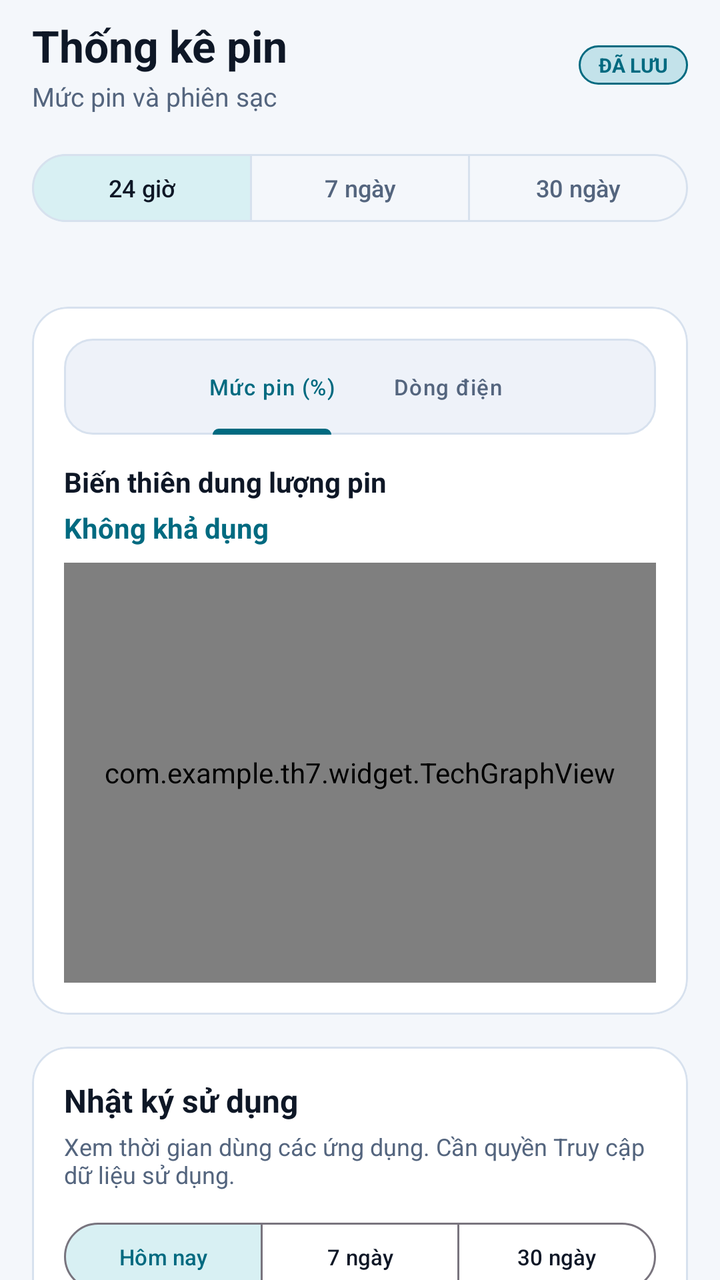
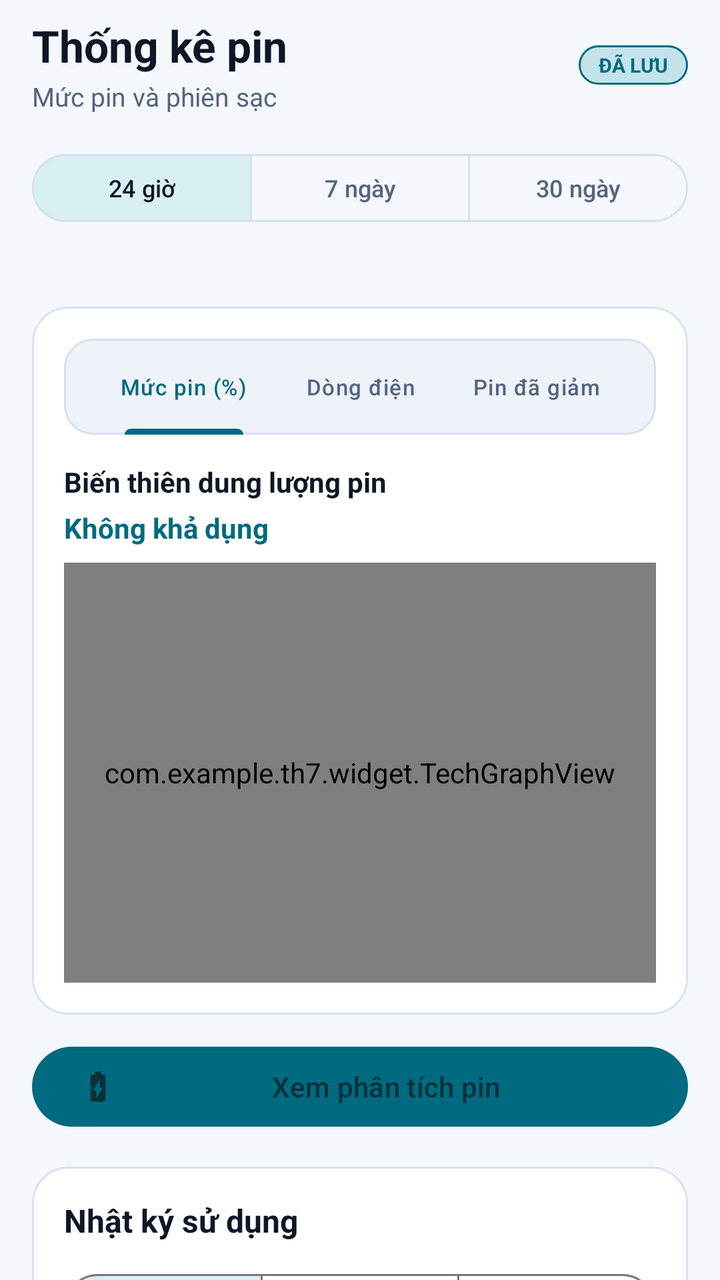

The first picture is an Android layout as it rendered before a commit; the second is the same layout after the commit. The layout source and the unified diff follow.
<!-- AndroidManifest.xml: application theme Theme.TH7 -->
<!-- res/layout/fragment_statistics.xml -->
<?xml version="1.0" encoding="utf-8"?>
<androidx.core.widget.NestedScrollView xmlns:android="http://schemas.android.com/apk/res/android" xmlns:app="http://schemas.android.com/apk/res-auto" android:layout_width="match_parent" android:layout_height="match_parent" android:background="@color/tech_bg" android:fillViewport="true">
  <LinearLayout android:layout_width="match_parent" android:layout_height="wrap_content" android:orientation="vertical" android:paddingStart="16dp" android:paddingTop="8dp" android:paddingEnd="16dp" android:paddingBottom="24dp">
    
    <LinearLayout android:layout_width="match_parent" android:layout_height="wrap_content" android:gravity="center_vertical" android:orientation="horizontal">
      <LinearLayout android:layout_width="0dp" android:layout_height="wrap_content" android:layout_weight="1" android:orientation="vertical">
        <TextView android:layout_width="wrap_content" android:layout_height="wrap_content" android:text="@string/stats_title" android:textColor="@color/tech_text_primary" android:textSize="22sp" android:textStyle="bold" />
        <TextView android:layout_width="wrap_content" android:layout_height="wrap_content" android:layout_marginTop="2dp" android:text="@string/stats_subtitle" android:textColor="@color/tech_text_secondary" android:textSize="13sp" />
      </LinearLayout>
      <TextView android:layout_width="wrap_content" android:layout_height="wrap_content" android:background="@drawable/bg_badge_demo" android:text="@string/stats_badge_saved" android:textColor="@color/tech_cyan" android:textSize="10sp" android:textStyle="bold" />
    </LinearLayout>
    
    <com.google.android.material.button.MaterialButtonToggleGroup android:id="@+id/toggleTimeRange" android:layout_width="match_parent" android:layout_height="wrap_content" android:layout_marginTop="16dp" app:checkedButton="@+id/btnRange24h" app:selectionRequired="true" app:singleSelection="true">
      <com.google.android.material.button.MaterialButton android:id="@+id/btnRange24h" style="@style/Widget.Material3.Button.OutlinedButton" android:layout_width="0dp" android:layout_height="42dp" android:layout_weight="1" android:text="@string/range_24h" android:textColor="@color/tech_text_primary" android:textSize="12sp" app:strokeColor="@color/tech_card_stroke" />
      <com.google.android.material.button.MaterialButton android:id="@+id/btnRange7d" style="@style/Widget.Material3.Button.OutlinedButton" android:layout_width="0dp" android:layout_height="42dp" android:layout_weight="1" android:text="@string/range_7d" android:textColor="@color/tech_text_secondary" android:textSize="12sp" app:strokeColor="@color/tech_card_stroke" />
      <com.google.android.material.button.MaterialButton android:id="@+id/btnRange30d" style="@style/Widget.Material3.Button.OutlinedButton" android:layout_width="0dp" android:layout_height="42dp" android:layout_weight="1" android:text="@string/range_30d" android:textColor="@color/tech_text_secondary" android:textSize="12sp" app:strokeColor="@color/tech_card_stroke" />
    </com.google.android.material.button.MaterialButtonToggleGroup>
    <TextView android:id="@+id/statsRangeCoverage" android:layout_width="match_parent" android:layout_height="wrap_content" android:layout_marginTop="6dp" android:textColor="@color/tech_text_muted" android:textSize="12sp" />
    
    <com.google.android.material.card.MaterialCardView style="@style/TechCard" android:layout_width="match_parent" android:layout_height="wrap_content" android:layout_marginTop="16dp">
      <LinearLayout android:layout_width="match_parent" android:layout_height="wrap_content" android:orientation="vertical" android:padding="16dp">
        
        <com.google.android.material.tabs.TabLayout android:id="@+id/tabLayoutMetrics" android:layout_width="match_parent" android:layout_height="wrap_content" android:minHeight="48dp" android:background="@drawable/bg_card_inner" app:tabGravity="center" app:tabIndicatorAnimationMode="elastic" app:tabIndicatorColor="@color/tech_cyan" app:tabMode="scrollable" app:tabSelectedTextColor="@color/tech_cyan" app:tabTextAppearance="@style/TextAppearance.Material3.LabelSmall" app:tabTextColor="@color/tech_text_secondary">
          <com.google.android.material.tabs.TabItem android:layout_width="wrap_content" android:layout_height="wrap_content" android:text="@string/tab_level" />
          
          <com.google.android.material.tabs.TabItem android:layout_width="wrap_content" android:layout_height="wrap_content" android:text="@string/tab_current" />
        </com.google.android.material.tabs.TabLayout>
        
        <LinearLayout android:layout_width="match_parent" android:layout_height="wrap_content" android:layout_marginTop="14dp" android:orientation="vertical">
          <TextView android:id="@+id/tvChartTitle" android:layout_width="match_parent" android:layout_height="wrap_content" android:text="Biến thiên dung lượng pin" android:textColor="@color/tech_text_primary" android:textSize="14sp" android:textStyle="bold" />
          <TextView android:id="@+id/tvCurrentMetricVal" android:layout_width="match_parent" android:layout_height="wrap_content" android:layout_marginTop="4dp" android:text="@string/value_unavailable" android:textColor="@color/tech_cyan" android:textSize="14sp" android:textStyle="bold" />
        </LinearLayout>
        
        <com.example.th7.widget.TechGraphView android:id="@+id/mainTechGraph" android:layout_width="match_parent" android:layout_height="210dp" android:layout_marginTop="8dp" />
      </LinearLayout>
    </com.google.android.material.card.MaterialCardView>
    
    <com.google.android.material.card.MaterialCardView style="@style/TechCard" android:layout_width="match_parent" android:layout_height="wrap_content" android:layout_marginTop="16dp">
      <LinearLayout android:layout_width="match_parent" android:layout_height="wrap_content" android:orientation="vertical" android:padding="16dp">
        <TextView android:layout_width="match_parent" android:layout_height="wrap_content" android:text="@string/usage_log_title" android:textColor="@color/tech_text_primary" android:textSize="16sp" android:textStyle="bold" />
        <TextView android:layout_width="match_parent" android:layout_height="wrap_content" android:layout_marginTop="4dp" android:text="@string/usage_log_description" android:textColor="@color/tech_text_secondary" android:textSize="12sp" />
        <com.google.android.material.button.MaterialButtonToggleGroup android:id="@+id/toggleUsageRange" android:layout_width="match_parent" android:layout_height="wrap_content" android:layout_marginTop="12dp" app:checkedButton="@+id/usageRangeToday" app:selectionRequired="true" app:singleSelection="true">
          <com.google.android.material.button.MaterialButton android:id="@+id/usageRangeToday" style="@style/Widget.Material3.Button.OutlinedButton" android:layout_width="0dp" android:layout_height="42dp" android:layout_weight="1" android:text="@string/usage_filter_today" android:textSize="11sp" />
          <com.google.android.material.button.MaterialButton android:id="@+id/usageRange7Days" style="@style/Widget.Material3.Button.OutlinedButton" android:layout_width="0dp" android:layout_height="42dp" android:layout_weight="1" android:text="@string/usage_filter_7_days" android:textSize="11sp" />
          <com.google.android.material.button.MaterialButton android:id="@+id/usageRange30Days" style="@style/Widget.Material3.Button.OutlinedButton" android:layout_width="0dp" android:layout_height="42dp" android:layout_weight="1" android:text="@string/usage_filter_30_days" android:textSize="11sp" />
        </com.google.android.material.button.MaterialButtonToggleGroup>
        <TextView android:id="@+id/usageTotal" android:layout_width="match_parent" android:layout_height="wrap_content" android:layout_marginTop="12dp" android:textColor="@color/tech_cyan" android:textSize="14sp" android:textStyle="bold" />
        <TextView android:layout_width="match_parent" android:layout_height="wrap_content" android:layout_marginTop="4dp" android:text="@string/usage_battery_unavailable" android:textColor="@color/tech_text_muted" android:textSize="12sp" />
        <TextView android:layout_width="match_parent" android:layout_height="wrap_content" android:layout_marginTop="4dp" android:text="@string/usage_privacy_note" android:textColor="@color/tech_text_muted" android:textSize="12sp" />
        <ProgressBar android:id="@+id/usageProgress" style="?android:attr/progressBarStyle" android:layout_width="wrap_content" android:layout_height="wrap_content" android:layout_gravity="center_horizontal" android:layout_marginTop="12dp" android:visibility="gone" />
        <TextView android:id="@+id/usageStatus" android:layout_width="match_parent" android:layout_height="wrap_content" android:layout_marginTop="8dp" android:gravity="center" android:textColor="@color/tech_text_secondary" android:textSize="13sp" android:visibility="gone" />
        <com.google.android.material.button.MaterialButton android:id="@+id/btnUsageAccess" style="@style/Widget.Material3.Button.OutlinedButton" android:layout_width="match_parent" android:layout_height="wrap_content" android:layout_marginTop="10dp" android:minHeight="44dp" android:text="@string/usage_access_button" android:textColor="@color/tech_cyan" android:visibility="gone" app:strokeColor="@color/tech_card_stroke" />
        <androidx.recyclerview.widget.RecyclerView android:id="@+id/appUsageList" android:layout_width="match_parent" android:layout_height="wrap_content" android:layout_marginTop="8dp" android:nestedScrollingEnabled="false" android:visibility="gone" />
      </LinearLayout>
    </com.google.android.material.card.MaterialCardView>
    
    <com.google.android.material.card.MaterialCardView style="@style/TechCard" android:layout_width="match_parent" android:layout_height="wrap_content" android:layout_marginTop="16dp">
      <LinearLayout android:layout_width="match_parent" android:layout_height="wrap_content" android:orientation="vertical" android:padding="16dp">
        <LinearLayout android:layout_width="match_parent" android:layout_height="wrap_content" android:gravity="center_vertical" android:orientation="horizontal">
          <TextView android:layout_width="0dp" android:layout_height="wrap_content" android:layout_weight="1" android:text="@string/recent_sessions_title" android:textColor="@color/tech_text_primary" android:textSize="15sp" android:textStyle="bold" />
          <TextView android:layout_width="wrap_content" android:layout_height="wrap_content" android:background="@drawable/bg_badge_demo" android:text="@string/stats_badge_recent" android:textColor="@color/tech_cyan" android:textSize="9sp" />
        </LinearLayout>
        
        <LinearLayout android:layout_width="match_parent" android:layout_height="wrap_content" android:layout_marginTop="12dp" android:background="@drawable/bg_card_inner" android:gravity="center_vertical" android:orientation="horizontal" android:padding="12dp">
          <ImageView android:layout_width="32dp" android:layout_height="32dp" android:background="@drawable/bg_badge_demo" android:padding="6dp" android:src="@drawable/ic_battery_bolt" app:tint="@color/tech_cyan" />
          <LinearLayout android:layout_width="0dp" android:layout_height="wrap_content" android:layout_marginStart="10dp" android:layout_weight="1" android:orientation="vertical">
            <TextView android:layout_width="wrap_content" android:layout_height="wrap_content" android:text="@string/stats_recent_empty_title" android:textColor="@color/tech_text_primary" android:textSize="13sp" android:textStyle="bold" />
            <TextView android:layout_width="wrap_content" android:layout_height="wrap_content" android:text="@string/stats_recent_empty_desc" android:textColor="@color/tech_text_secondary" android:textSize="11sp" />
          </LinearLayout>
          <TextView android:layout_width="wrap_content" android:layout_height="wrap_content" android:background="@drawable/bg_badge_green" android:text="@string/value_unavailable" android:textColor="@color/tech_green" android:textSize="11sp" android:textStyle="bold" />
        </LinearLayout>
        <com.google.android.material.button.MaterialButton android:id="@+id/btnViewAllHistory" android:layout_width="match_parent" android:layout_height="44dp" android:layout_marginTop="12dp" android:background="@drawable/bg_button_secondary" android:text="@string/btn_all_history" android:textColor="@color/tech_cyan" android:textSize="13sp" app:backgroundTint="@null" />
      </LinearLayout>
    </com.google.android.material.card.MaterialCardView>
  </LinearLayout>
</androidx.core.widget.NestedScrollView>
<!-- resources referenced by this layout -->
<resources>
  <color name="tech_bg">#F4F7FB</color>
  <color name="tech_card_stroke">#D7E1EE</color>
  <color name="tech_cyan">#006A80</color>
  <color name="tech_green">#087A43</color>
  <color name="tech_text_muted">#687693</color>
  <color name="tech_text_primary">#0E1726</color>
  <color name="tech_text_secondary">#54657E</color>
  <!-- drawable bg_card_inner (drawable) -->
  <?xml version="1.0" encoding="utf-8"?>
  <shape xmlns:android="http://schemas.android.com/apk/res/android"
      android:shape="rectangle">
      <solid android:color="@color/tech_bg_card_secondary" />
      <stroke
          android:width="1dp"
          android:color="@color/tech_card_stroke" />
      <corners android:radius="14dp" />
  </shape>
  <!-- drawable ic_battery_bolt (drawable) -->
  <vector xmlns:android="http://schemas.android.com/apk/res/android"
      android:width="24dp"
      android:height="24dp"
      android:viewportWidth="24"
      android:viewportHeight="24">
      <path
          android:fillColor="@color/tech_cyan"
          android:pathData="M15.67,4H14V2h-4v2H8.33C7.6,4 7,4.6 7,5.33v15.33C7,21.4 7.6,22 8.33,22h7.33c0.74,0 1.34,-0.6 1.34,-1.33V5.33C17,4.6 16.4,4 15.67,4zM11,20v-5.5H9L13,7v5.5h2L11,20z"/>
  </vector>
  <string name="btn_all_history">Xem toàn bộ lịch sử sạc</string>
  <string name="range_24h">24 giờ</string>
  <string name="range_30d">30 ngày</string>
  <string name="range_7d">7 ngày</string>
  <string name="recent_sessions_title">Phiên sạc gần đây</string>
  <string name="stats_badge_recent">GẦN ĐÂY</string>
  <string name="stats_badge_saved">ĐÃ LƯU</string>
  <string name="stats_recent_empty_desc">Lịch sử sạc sẽ hiện ở đây.</string>
  <string name="stats_recent_empty_title">Chưa có phiên sạc</string>
  <string name="stats_subtitle">Mức pin và phiên sạc</string>
  <string name="stats_title">Thống kê pin</string>
  <string name="tab_current">Dòng điện</string>
  <string name="tab_level">Mức pin (%)</string>
  <string name="usage_access_button">Mở cài đặt quyền sử dụng</string>
  <string name="usage_battery_unavailable">Chưa có dữ liệu pin theo ứng dụng.</string>
  <string name="usage_filter_30_days">30 ngày</string>
  <string name="usage_filter_7_days">7 ngày</string>
  <string name="usage_filter_today">Hôm nay</string>
  <string name="usage_log_description">Xem thời gian dùng các ứng dụng. Cần quyền Truy cập dữ liệu sử dụng.</string>
  <string name="usage_log_title">Nhật ký sử dụng</string>
  <string name="usage_privacy_note">Dữ liệu chỉ đọc trên thiết bị, không lưu hay gửi đi.</string>
  <string name="value_unavailable">Không khả dụng</string>
  <style name="TechCard" parent="Widget.Material3.CardView.Filled">
          <item name="cardBackgroundColor">@color/tech_bg_card</item>
          <item name="strokeColor">@color/tech_card_stroke</item>
          <item name="strokeWidth">@dimen/card_stroke_width</item>
          <item name="cardCornerRadius">@dimen/card_corner_radius</item>
          <item name="cardElevation">0dp</item>
      </style>
  <style name="Theme.TH7" parent="Base.Theme.TH7" />
  <color name="tech_cyan_glow">#33008CA6</color>
  <color name="tech_green_bg">#1A087A43</color>
  <color name="tech_bg_card_secondary">#EEF2F9</color>
  <color name="tech_card_stroke_glow">#B8C9DE</color>
  <color name="tech_bg_card">#FFFFFF</color>
  <dimen name="card_stroke_width">1dp</dimen>
  <dimen name="card_corner_radius">18dp</dimen>
  <color name="tech_button_text">#08313A</color>
  <color name="tech_selection_bg">#D8F0F3</color>
  <color name="tech_blue">#006A80</color>
  <color name="tech_bg_surface">#FFFFFF</color>
  <color name="tech_nav_bg">#FFFFFF</color>
  <!-- unchanged entries left out for length: 4 -->
</resources>

<!-- the commit's change to res/layout/fragment_statistics.xml (unified diff, before → after) -->
@@ -24,6 +24,7 @@
           <com.google.android.material.tabs.TabItem android:layout_width="wrap_content" android:layout_height="wrap_content" android:text="@string/tab_level" />
           
           <com.google.android.material.tabs.TabItem android:layout_width="wrap_content" android:layout_height="wrap_content" android:text="@string/tab_current" />
+          <com.google.android.material.tabs.TabItem android:layout_width="wrap_content" android:layout_height="wrap_content" android:text="@string/tab_battery_drop" />
         </com.google.android.material.tabs.TabLayout>
         
         <LinearLayout android:layout_width="match_parent" android:layout_height="wrap_content" android:layout_marginTop="14dp" android:orientation="vertical">
@@ -34,19 +35,25 @@
         <com.example.th7.widget.TechGraphView android:id="@+id/mainTechGraph" android:layout_width="match_parent" android:layout_height="210dp" android:layout_marginTop="8dp" />
       </LinearLayout>
     </com.google.android.material.card.MaterialCardView>
+    <com.google.android.material.button.MaterialButton
+      android:id="@+id/btnOpenBatteryAnalysis"
+      android:layout_width="match_parent"
+      android:layout_height="wrap_content"
+      android:layout_marginTop="12dp"
+      android:minHeight="48dp"
+      android:text="@string/stats_open_battery_analysis"
+      app:icon="@drawable/ic_battery_bolt" />
     
     <com.google.android.material.card.MaterialCardView style="@style/TechCard" android:layout_width="match_parent" android:layout_height="wrap_content" android:layout_marginTop="16dp">
       <LinearLayout android:layout_width="match_parent" android:layout_height="wrap_content" android:orientation="vertical" android:padding="16dp">
         <TextView android:layout_width="match_parent" android:layout_height="wrap_content" android:text="@string/usage_log_title" android:textColor="@color/tech_text_primary" android:textSize="16sp" android:textStyle="bold" />
-        <TextView android:layout_width="match_parent" android:layout_height="wrap_content" android:layout_marginTop="4dp" android:text="@string/usage_log_description" android:textColor="@color/tech_text_secondary" android:textSize="12sp" />
         <com.google.android.material.button.MaterialButtonToggleGroup android:id="@+id/toggleUsageRange" android:layout_width="match_parent" android:layout_height="wrap_content" android:layout_marginTop="12dp" app:checkedButton="@+id/usageRangeToday" app:selectionRequired="true" app:singleSelection="true">
           <com.google.android.material.button.MaterialButton android:id="@+id/usageRangeToday" style="@style/Widget.Material3.Button.OutlinedButton" android:layout_width="0dp" android:layout_height="42dp" android:layout_weight="1" android:text="@string/usage_filter_today" android:textSize="11sp" />
           <com.google.android.material.button.MaterialButton android:id="@+id/usageRange7Days" style="@style/Widget.Material3.Button.OutlinedButton" android:layout_width="0dp" android:layout_height="42dp" android:layout_weight="1" android:text="@string/usage_filter_7_days" android:textSize="11sp" />
           <com.google.android.material.button.MaterialButton android:id="@+id/usageRange30Days" style="@style/Widget.Material3.Button.OutlinedButton" android:layout_width="0dp" android:layout_height="42dp" android:layout_weight="1" android:text="@string/usage_filter_30_days" android:textSize="11sp" />
         </com.google.android.material.button.MaterialButtonToggleGroup>
         <TextView android:id="@+id/usageTotal" android:layout_width="match_parent" android:layout_height="wrap_content" android:layout_marginTop="12dp" android:textColor="@color/tech_cyan" android:textSize="14sp" android:textStyle="bold" />
-        <TextView android:layout_width="match_parent" android:layout_height="wrap_content" android:layout_marginTop="4dp" android:text="@string/usage_battery_unavailable" android:textColor="@color/tech_text_muted" android:textSize="12sp" />
-        <TextView android:layout_width="match_parent" android:layout_height="wrap_content" android:layout_marginTop="4dp" android:text="@string/usage_privacy_note" android:textColor="@color/tech_text_muted" android:textSize="12sp" />
+        <TextView android:id="@+id/usageComparison" android:layout_width="match_parent" android:layout_height="wrap_content" android:layout_marginTop="6dp" android:textColor="@color/tech_text_secondary" android:textSize="12sp" android:visibility="gone" />
         <ProgressBar android:id="@+id/usageProgress" style="?android:attr/progressBarStyle" android:layout_width="wrap_content" android:layout_height="wrap_content" android:layout_gravity="center_horizontal" android:layout_marginTop="12dp" android:visibility="gone" />
         <TextView android:id="@+id/usageStatus" android:layout_width="match_parent" android:layout_height="wrap_content" android:layout_marginTop="8dp" android:gravity="center" android:textColor="@color/tech_text_secondary" android:textSize="13sp" android:visibility="gone" />
         <com.google.android.material.button.MaterialButton android:id="@+id/btnUsageAccess" style="@style/Widget.Material3.Button.OutlinedButton" android:layout_width="match_parent" android:layout_height="wrap_content" android:layout_marginTop="10dp" android:minHeight="44dp" android:text="@string/usage_access_button" android:textColor="@color/tech_cyan" android:visibility="gone" app:strokeColor="@color/tech_card_stroke" />
<!-- resource entries referenced after the edit -->
@@ -34,20 +34,19 @@
   <string name="recent_sessions_title">Phiên sạc gần đây</string>
   <string name="stats_badge_recent">GẦN ĐÂY</string>
   <string name="stats_badge_saved">ĐÃ LƯU</string>
+  <string name="stats_open_battery_analysis">Xem phân tích pin</string>
   <string name="stats_recent_empty_desc">Lịch sử sạc sẽ hiện ở đây.</string>
   <string name="stats_recent_empty_title">Chưa có phiên sạc</string>
   <string name="stats_subtitle">Mức pin và phiên sạc</string>
   <string name="stats_title">Thống kê pin</string>
+  <string name="tab_battery_drop">Pin đã giảm</string>
   <string name="tab_current">Dòng điện</string>
   <string name="tab_level">Mức pin (%)</string>
   <string name="usage_access_button">Mở cài đặt quyền sử dụng</string>
-  <string name="usage_battery_unavailable">Chưa có dữ liệu pin theo ứng dụng.</string>
   <string name="usage_filter_30_days">30 ngày</string>
   <string name="usage_filter_7_days">7 ngày</string>
   <string name="usage_filter_today">Hôm nay</string>
-  <string name="usage_log_description">Xem thời gian dùng các ứng dụng. Cần quyền Truy cập dữ liệu sử dụng.</string>
   <string name="usage_log_title">Nhật ký sử dụng</string>
-  <string name="usage_privacy_note">Dữ liệu chỉ đọc trên thiết bị, không lưu hay gửi đi.</string>
   <string name="value_unavailable">Không khả dụng</string>
   <style name="TechCard" parent="Widget.Material3.CardView.Filled">
           <item name="cardBackgroundColor">@color/tech_bg_card</item>
